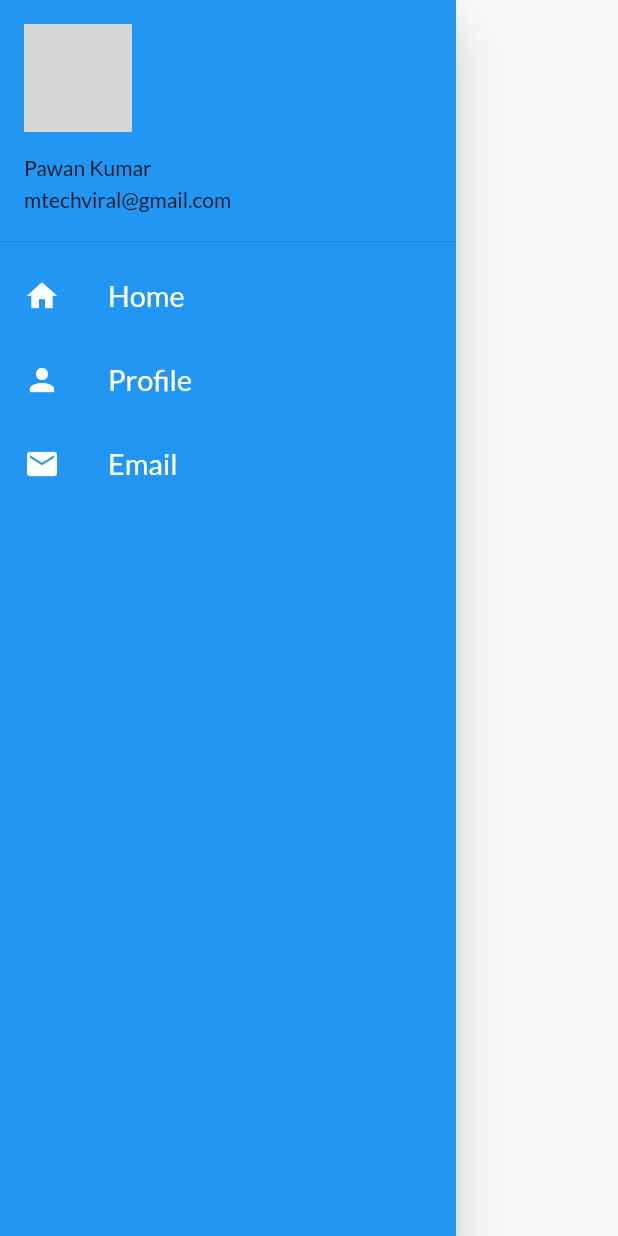
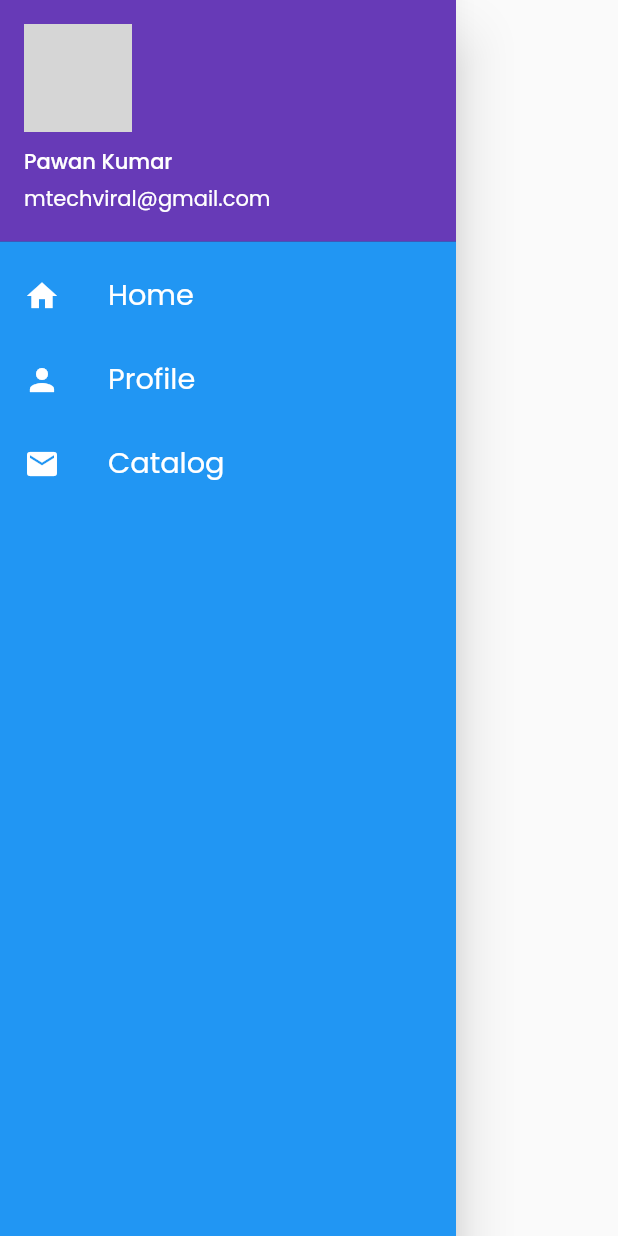
Before and after one commit to rafaelcr1dev/flutter_app_catalog, a Flutter app: the MyDrawer widget shown alone on an empty page, opened directly, on a phone screen of 412 x 824 dp. Run offline on Flutter 3.47's test engine with Material 2 defaults, Android fonts, the phone set to English and light mode, and no system bars; our stand-ins replace google_fonts, velocity_x; network calls fail; grey boxes are pictures that could not be loaded.

Commit message:
Day 17 - Beautiful UI | Vx

```diff
--- a/lib/utils/routes.dart
+++ b/lib/utils/routes.dart
@@ -1,4 +1,5 @@
 class MyRoutes {
   static String loginRoute = "/login";
   static String homeRoute = "/home";
+  static String catalogRoute = "/catalog";
 }
--- a/lib/widgets/drawer.dart
+++ b/lib/widgets/drawer.dart
@@ -1,3 +1,4 @@
+import 'package:app_catalog/utils/routes.dart';
 import 'package:flutter/material.dart';
 
 class MyDrawer extends StatelessWidget {
@@ -26,6 +27,9 @@ class MyDrawer extends StatelessWidget {
               ),
             ),
             ListTile(
+              onTap: () {
+                Navigator.pushNamed(context, MyRoutes.homeRoute);
+              },
               leading: Icon(
                 Icons.home,
                 color: Colors.white,
@@ -39,6 +43,9 @@ class MyDrawer extends StatelessWidget {
               ),
             ),
             ListTile(
+              onTap: () {
+                Navigator.pushNamed(context, MyRoutes.loginRoute);
+              },
               leading: Icon(
                 Icons.person,
                 color: Colors.white,
@@ -52,12 +59,15 @@ class MyDrawer extends StatelessWidget {
               ),
             ),
             ListTile(
+              onTap: () {
+                Navigator.pushNamed(context, MyRoutes.catalogRoute);
+              },
               leading: Icon(
                 Icons.email,
                 color: Colors.white,
               ),
               title: Text(
-                "Email",
+                "Catalog",
                 textScaleFactor: 1.2,
                 style: TextStyle(
                   color: Colors.white,
--- a/lib/widgets/themes.dart
+++ b/lib/widgets/themes.dart
@@ -3,26 +3,20 @@ import 'package:google_fonts/google_fonts.dart';
 
 class MyTheme {
   static ThemeData lightTheme(BuildContext context) => ThemeData(
-        primarySwatch: Colors.blue,
-        fontFamily: GoogleFonts.lato().fontFamily,
-        primaryTextTheme: GoogleFonts.latoTextTheme(),
-        appBarTheme: AppBarTheme(
-          color: Colors.white,
-          elevation: 0.0,
-          iconTheme: IconThemeData(color: Colors.black),
-          textTheme: Theme.of(context).textTheme,
-        ),
+      primarySwatch: Colors.deepPurple,
+      fontFamily: GoogleFonts.poppins().fontFamily,
+      appBarTheme: AppBarTheme(
+        color: Colors.white,
+        elevation: 0.0,
+        iconTheme: IconThemeData(color: Colors.black),
+        textTheme: Theme.of(context).textTheme,
+      ));
+
+  static ThemeData darkTheme(BuildContext context) => ThemeData(
+        brightness: Brightness.dark,
       );
 
-  static ThemeData darkTheme(BuildContext context) => ThemeData(
-        primarySwatch: Colors.blue,
-        fontFamily: GoogleFonts.lato().fontFamily,
-        primaryTextTheme: GoogleFonts.latoTextTheme(),
-        appBarTheme: AppBarTheme(
-          color: Colors.white,
-          elevation: 0.0,
-          iconTheme: IconThemeData(color: Colors.black),
-          textTheme: Theme.of(context).textTheme,
-        ),
-      );
+  //Colors
+  static Color creamColor = Color(0xfff5f5f5);
+  static Color darkBluishColor = Color(0xff403b58);
 }
--- a/pubspec.yaml
+++ b/pubspec.yaml
@@ -29,6 +29,7 @@ dependencies:
   # Use with the CupertinoIcons class for iOS style icons.
   cupertino_icons: ^1.0.0
   google_fonts: ^1.1.2
+  velocity_x: ^1.4.1
 
 dev_dependencies:
   flutter_test:
```
Also changed, not shown: lib/pages/catalog_page.dart (added, +131 -0 lines), lib/pages/home_page.dart (+115 -90 lines), pubspec.lock.
